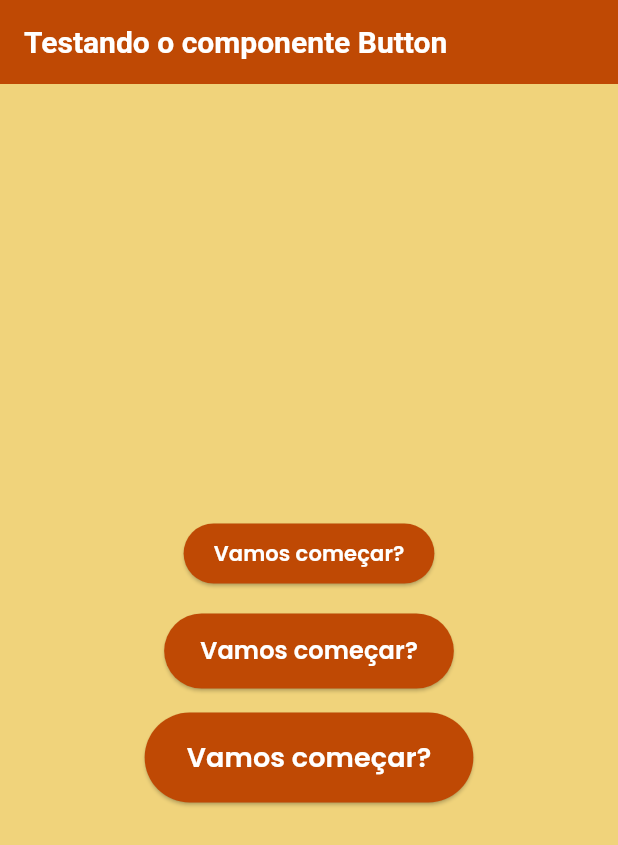
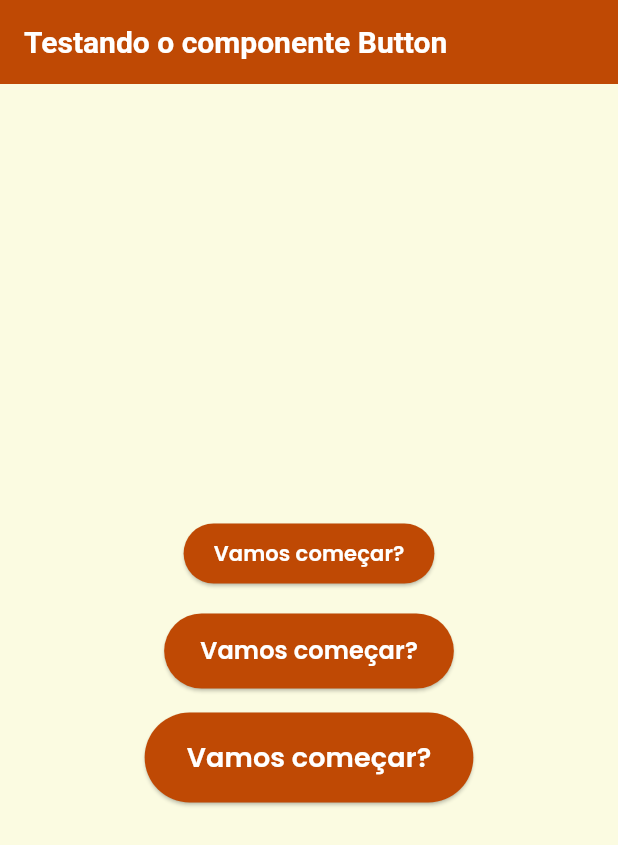
Before and after one commit to FatecFranca/DSM-P5-G07-2025-2, a Flutter app: the screen it shows after launch, on a phone screen of 412 x 824 dp. Shown: the top 845 px of the screen. Run offline on Flutter 3.47's test engine with Material 3 defaults, Android fonts, the phone set to English and light mode, and no system bars; our stand-ins replace google_fonts.

Commit message:
Construção do AppColors

```diff
--- a/mobile/lib/components/button.dart
+++ b/mobile/lib/components/ui/button.dart
@@ -1,3 +1,4 @@
+import 'package:PetDex/theme/app_theme.dart';
 import 'package:flutter/material.dart';
 
 enum ButtonSize { small, medium, large }
@@ -51,20 +52,16 @@
 
   @override
   Widget build(BuildContext context) {
-    final colorScheme = Theme.of(context).colorScheme;
-
     return ConstrainedBox(
-      constraints: BoxConstraints(
-        minHeight: _getHeight(),
-      ),
+      constraints: BoxConstraints(minHeight: _getHeight()),
       child: ElevatedButton(
         onPressed: onPressed,
         style: ButtonStyle(
           backgroundColor: WidgetStateProperty.resolveWith((states) {
             if (states.contains(WidgetState.pressed)) {
-              return colorScheme.secondary;
+              return AppColors.orange400;
             }
-            return colorScheme.primary;
+            return AppColors.orange900;
           }),
           padding: WidgetStateProperty.all(_getPadding()),
           shape: WidgetStateProperty.all(
--- a/mobile/lib/main.dart
+++ b/mobile/lib/main.dart
@@ -1,6 +1,6 @@
 import 'package:flutter/material.dart';
 import 'package:PetDex/theme/app_theme.dart';
-import 'package:PetDex/components/button.dart';
+import 'package:PetDex/components/ui/button.dart';
 
 void main() {
   runApp(const MyApp());
--- a/mobile/lib/theme/app_theme.dart
+++ b/mobile/lib/theme/app_theme.dart
@@ -1,18 +1,30 @@
 import 'package:flutter/material.dart';
 import 'package:google_fonts/google_fonts.dart';
+
+class AppColors {
+  static const Color sand100 = Color(0xFFFBFBE1);
+  static const Color sand200 = Color(0xFFe5e5ce);
+  static const Color sand300 = Color(0xFFFAEDCB);
+  static const Color sand400 = Color(0xFFf9d9aa);
+  static const Color sand = Color(0xFFF0D37B);
+  static const Color sand900 = Color(0xFFF0D37B);
+  static const Color orange200 = Color(0xFFD89042);
+  static const Color orange400 = Color(0xFFF39200);
+  static const Color orange = Color(0xFFF27405);
+  static const Color orange900 = Color(0xFFBF4904);
+  static const Color black200 = Color(0xFFB6B6B1);
+  static const Color black400 = Color(0xFF565656);
+}
 
 class AppTheme {
   static ThemeData lightTheme = ThemeData(
     textTheme: GoogleFonts.poppinsTextTheme(Typography.blackCupertino),
-    scaffoldBackgroundColor: const Color(0xFFF0D37B),
+    scaffoldBackgroundColor: AppColors.sand100,
     colorScheme: ColorScheme.fromSeed(
-      seedColor: const Color(0xFFF0D37B),
-    ).copyWith(
-      primary: const Color(0xFFBF4904),
-      secondary: const Color(0xFFF39200),
-    ),
+      seedColor: AppColors.sand100,
+    ).copyWith(primary: AppColors.orange900, secondary: AppColors.orange400),
     appBarTheme: const AppBarTheme(
-      backgroundColor: Color(0xFFBF4904),
+      backgroundColor: AppColors.orange900,
       titleTextStyle: TextStyle(
         color: Colors.white,
         fontSize: 20,
```
